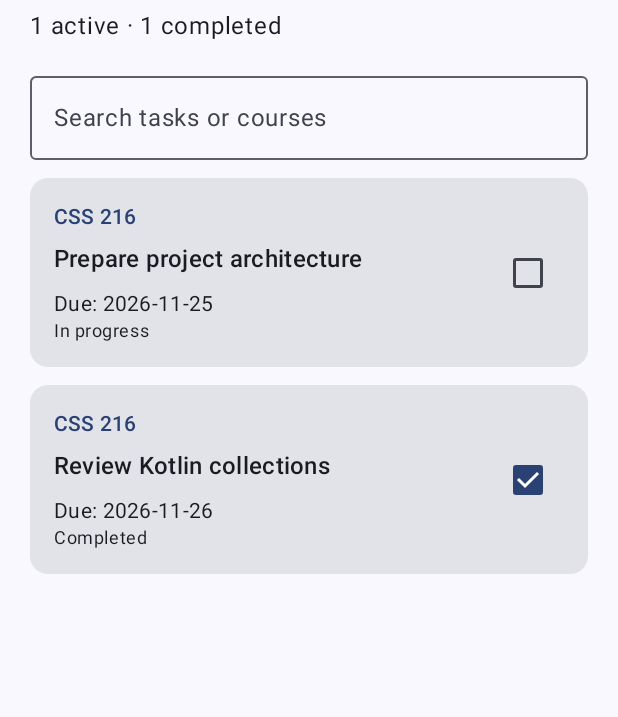
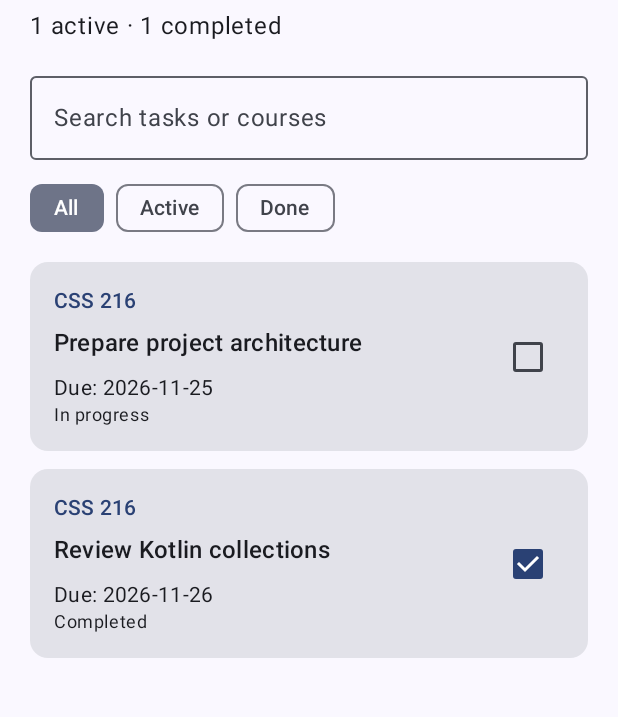
Before and after one commit to Chieftain36/StudyPlanner, an Android app built with Jetpack Compose: the screen it shows after launch (MainActivity), on a phone screen of 412 x 824 dp, the part 90-807 px from its top. Run offline under Robolectric (Android 15) with nearby library versions, the phone set to English and light mode, and no system bars.

Commit message:
Add active and completed task filters

```diff
--- a/app/src/main/java/kz/studyplanner/screens/TaskListScreen.kt
+++ b/app/src/main/java/kz/studyplanner/screens/TaskListScreen.kt
@@ -13,6 +13,7 @@ import androidx.compose.foundation.lazy.LazyColumn
 import androidx.compose.foundation.lazy.items
 import androidx.compose.material3.Card
 import androidx.compose.material3.Checkbox
+import androidx.compose.material3.FilterChip
 import androidx.compose.material3.MaterialTheme
 import androidx.compose.material3.OutlinedTextField
 import androidx.compose.material3.Text
@@ -26,6 +27,12 @@ import androidx.compose.ui.Modifier
 import androidx.compose.ui.unit.dp
 import kz.studyplanner.data.StudyTask
 
+private enum class TaskFilter(val label: String) {
+    ALL("All"),
+    ACTIVE("Active"),
+    DONE("Done")
+}
+
 @Composable
 fun TaskListScreen(
     tasks: List<StudyTask>,
@@ -33,12 +40,25 @@ fun TaskListScreen(
     modifier: Modifier = Modifier
 ) {
     var searchQuery by rememberSaveable { mutableStateOf("") }
+    var selectedFilterName by rememberSaveable {
+        mutableStateOf(TaskFilter.ALL.name)
+    }
 
+    val selectedFilter = TaskFilter.valueOf(selectedFilterName)
     val query = searchQuery.trim()
 
     val filteredTasks = tasks.filter { task ->
-        task.title.contains(query, ignoreCase = true) ||
-                task.course.contains(query, ignoreCase = true)
+        val matchesSearch =
+            task.title.contains(query, ignoreCase = true) ||
+                    task.course.contains(query, ignoreCase = true)
+
+        val matchesFilter = when (selectedFilter) {
+            TaskFilter.ALL -> true
+            TaskFilter.ACTIVE -> !task.isCompleted
+            TaskFilter.DONE -> task.isCompleted
+        }
+
+        matchesSearch && matchesFilter
     }
 
     LazyColumn(
@@ -69,6 +89,24 @@ fun TaskListScreen(
                 singleLine = true,
                 modifier = Modifier.fillMaxWidth()
             )
+
+            Spacer(modifier = Modifier.height(8.dp))
+
+            Row(
+                horizontalArrangement = Arrangement.spacedBy(8.dp)
+            ) {
+                TaskFilter.entries.forEach { filter ->
+                    FilterChip(
+                        selected = selectedFilter == filter,
+                        onClick = {
+                            selectedFilterName = filter.name
+                        },
+                        label = {
+                            Text(text = filter.label)
+                        }
+                    )
+                }
+            }
         }
 
         if (filteredTasks.isEmpty()) {
@@ -77,7 +115,7 @@ fun TaskListScreen(
                     text = if (tasks.isEmpty()) {
                         "No tasks yet."
                     } else {
-                        "No matching tasks."
+                        "No tasks match your search and filter."
                     }
                 )
             }
```
